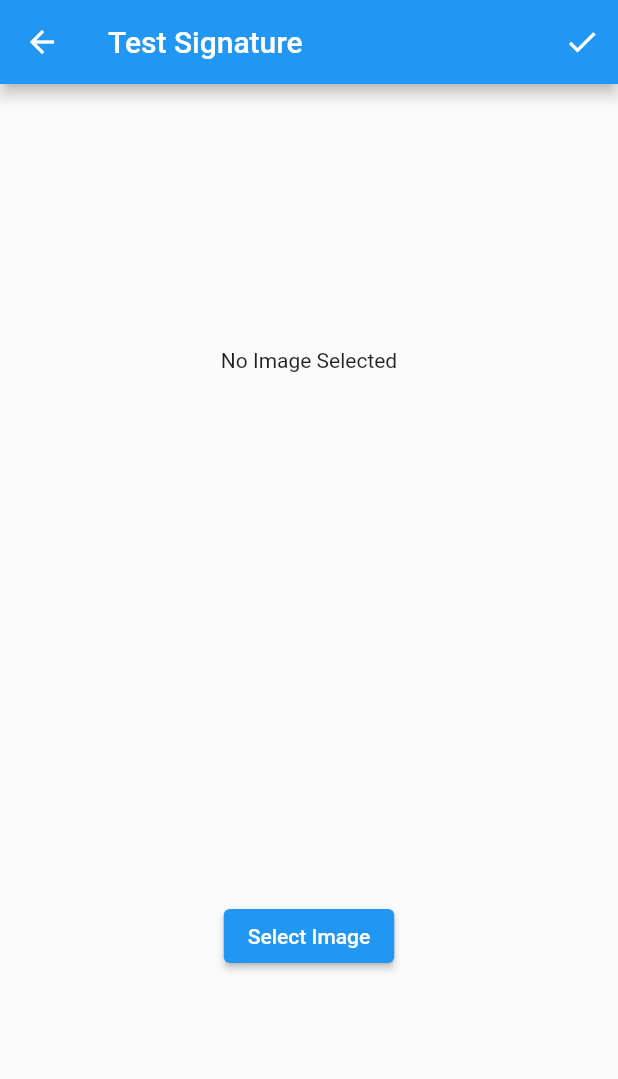
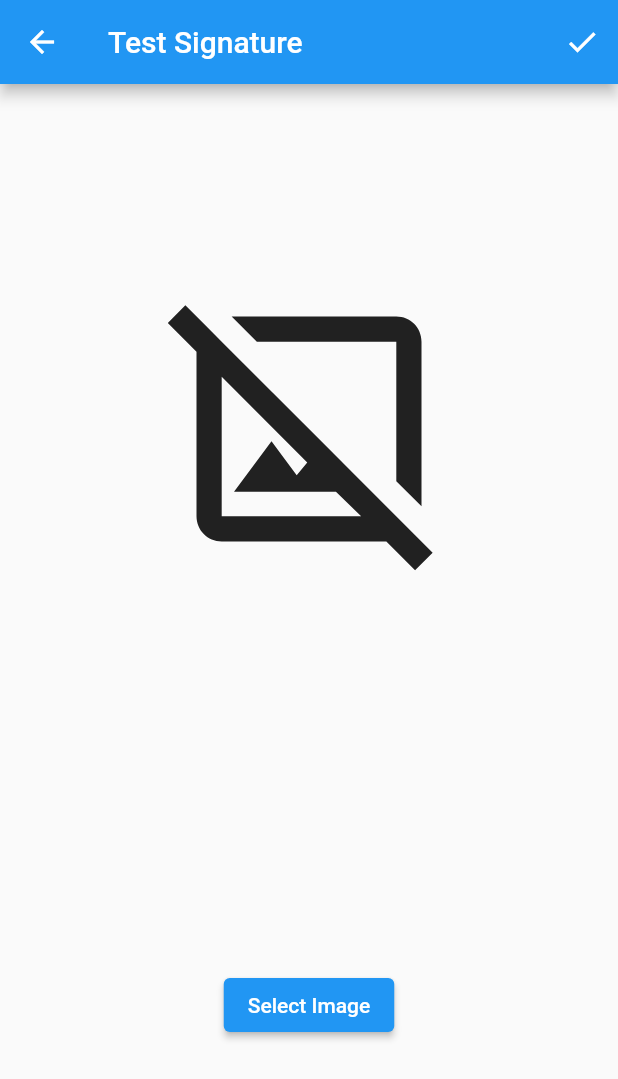
Before and after one commit to SMSHKR/ProjectSV_Flutter, a Flutter app: the TestPage screen opened directly, on a phone screen of 412 x 824 dp. Shown: the top 1079 px of the screen. Run offline on Flutter 3.47's test engine with Material 2 defaults, Android fonts, the phone set to English and light mode, and no system bars; our stand-ins replace file_picker, image_picker, percent_indicator, shared_preferences, toast; accounts and stored records are empty.

Commit message:
Change "No Image" Text to Icon

```diff
--- a/lib/views/test_page.dart
+++ b/lib/views/test_page.dart
@@ -95,7 +95,10 @@ class _TestPageState extends State<TestPage> {
         height: 400,
       );
     else
-      return Text("No Image Selected");
+      return Icon(
+        Icons.image_not_supported_outlined,
+        size: 200,
+      );
   }
 
   @override
```
